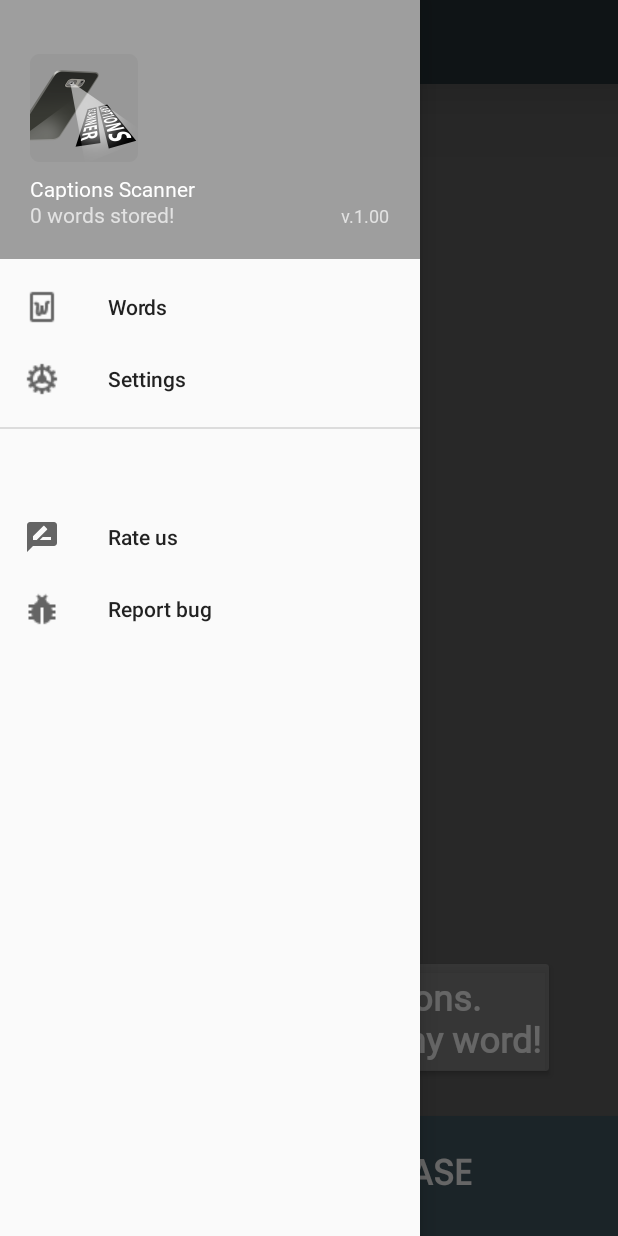
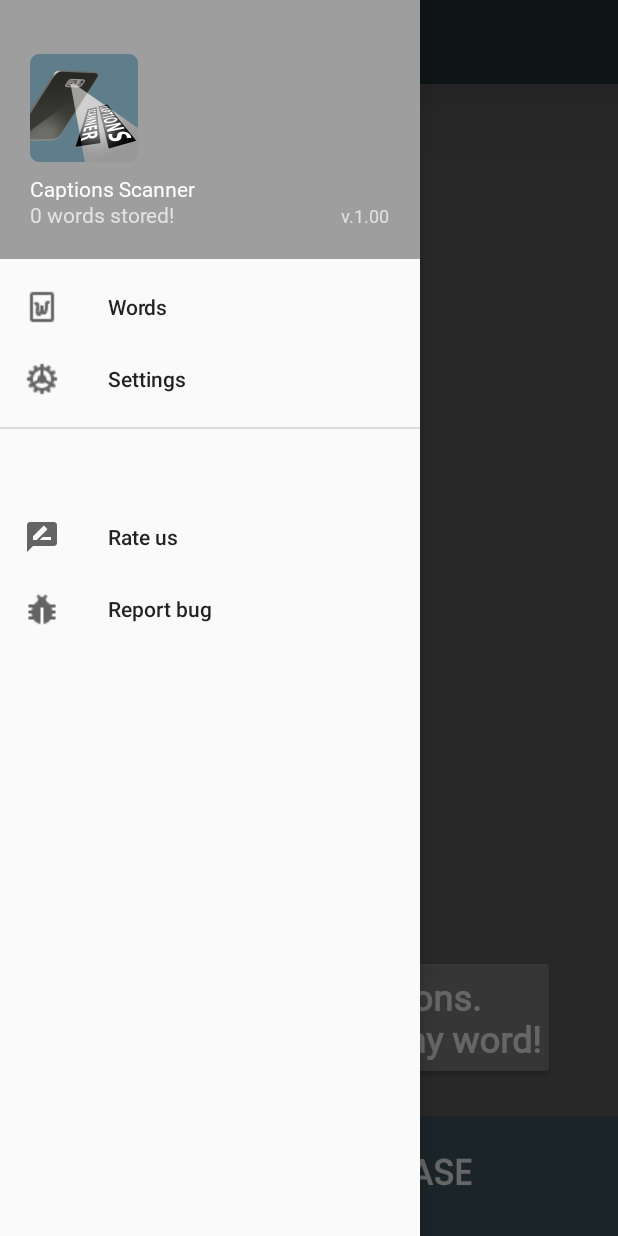
Before and after one commit to Dohmanlechx/Captions-Scanner, an Android app: the screen it shows after launch (MainActivity), with the side drawer open, on a phone screen of 412 x 824 dp. Run offline under Robolectric (Android 15) with nearby library versions, the phone set to English and light mode, and no system bars; 2 statements that could not run were skipped.

Commit message:
Improved app icon and improved words stored-count

```diff
--- a/app/src/main/java/com/dohman/captionsscanner/MainActivity.java
+++ b/app/src/main/java/com/dohman/captionsscanner/MainActivity.java
@@ -8,6 +8,7 @@
 import android.content.SharedPreferences;
 import android.content.pm.PackageManager;
 import android.content.res.Resources;
+import android.database.Cursor;
 import android.net.Uri;
 import android.os.Bundle;
 import android.os.Handler;
@@ -31,6 +32,7 @@
 import android.widget.TextView;
 import android.widget.Toast;
 
+import com.dohman.captionsscanner.controller.DatabaseHelper;
 import com.google.android.gms.vision.CameraSource;
 import com.google.android.gms.vision.Detector;
 import com.google.android.gms.vision.text.Line;
@@ -49,6 +51,7 @@
 
     private SharedPreferences preferences;
     private AlertDialog dialog;
+    private DatabaseHelper db = new DatabaseHelper(this);
 
     // Variables for the ban thing
     public static final Handler handler = new Handler();
@@ -111,11 +114,6 @@
         surfaceView = findViewById(R.id.surfaceview);
         ccTV = findViewById(R.id.tv_cc);
         wordsScannedTV = headerView.findViewById(R.id.words_scanned);
-
-        // Checking if there is a stored count in prefs
-        String str = SettingsActivity.getDefaults("words_scanned", context);
-        if (str != null)
-            wordsScanned = Integer.parseInt(str);
 
         updateTextCount();
 
@@ -204,6 +202,8 @@
     @Override
     protected void onResume() {
         super.onResume();
+        updateTextCount();
+
         Boolean firstTimer = getPreferences(MODE_PRIVATE).getBoolean("first_timer", true);
         if (firstTimer) {
             runTutorial();
@@ -236,15 +236,16 @@
     }
 
     private void updateTextCount() {
-        if (SettingsActivity.getDefaults("words_scanned", context) == null) {
-            String res = getString(R.string.words_scanned);
-            String formatted = String.format(res, 0);
-            wordsScannedTV.setText(formatted);
-        } else {
-            String res = getString(R.string.words_scanned);
-            String formatted = String.format(res, Integer.parseInt(SettingsActivity.getDefaults("words_scanned", context)));
-            wordsScannedTV.setText(formatted);
+        Cursor cursorCount = db.viewData();
+        int count = 0;
+        while (cursorCount.moveToNext()) {
+            count += 1;
         }
+
+        wordsScanned = count;
+        String res = getString(R.string.words_scanned);
+        String formatted = String.format(res, count);
+        wordsScannedTV.setText(formatted);
     }
 
     @SuppressLint("ClickableViewAccessibility")
```
Also changed, not shown: app/src/main/ic_launcher-web.png, app/src/main/res/mipmap-hdpi/ic_launcher.png, app/src/main/res/mipmap-hdpi/ic_launcher_foreground.png, app/src/main/res/mipmap-hdpi/ic_launcher_round.png, app/src/main/res/mipmap-mdpi/ic_launcher.png, app/src/main/res/mipmap-mdpi/ic_launcher_foreground.png, app/src/main/res/mipmap-mdpi/ic_launcher_round.png, app/src/main/res/mipmap-xhdpi/ic_launcher.png, app/src/main/res/mipmap-xhdpi/ic_launcher_foreground.png, app/src/main/res/mipmap-xhdpi/ic_launcher_round.png, app/src/main/res/mipmap-xxhdpi/ic_launcher.png, app/src/main/res/mipmap-xxhdpi/ic_launcher_foreground.png, app/src/main/res/mipmap-xxhdpi/ic_launcher_round.png, app/src/main/res/mipmap-xxxhdpi/ic_launcher.png, 2 more files, 1 other file.
